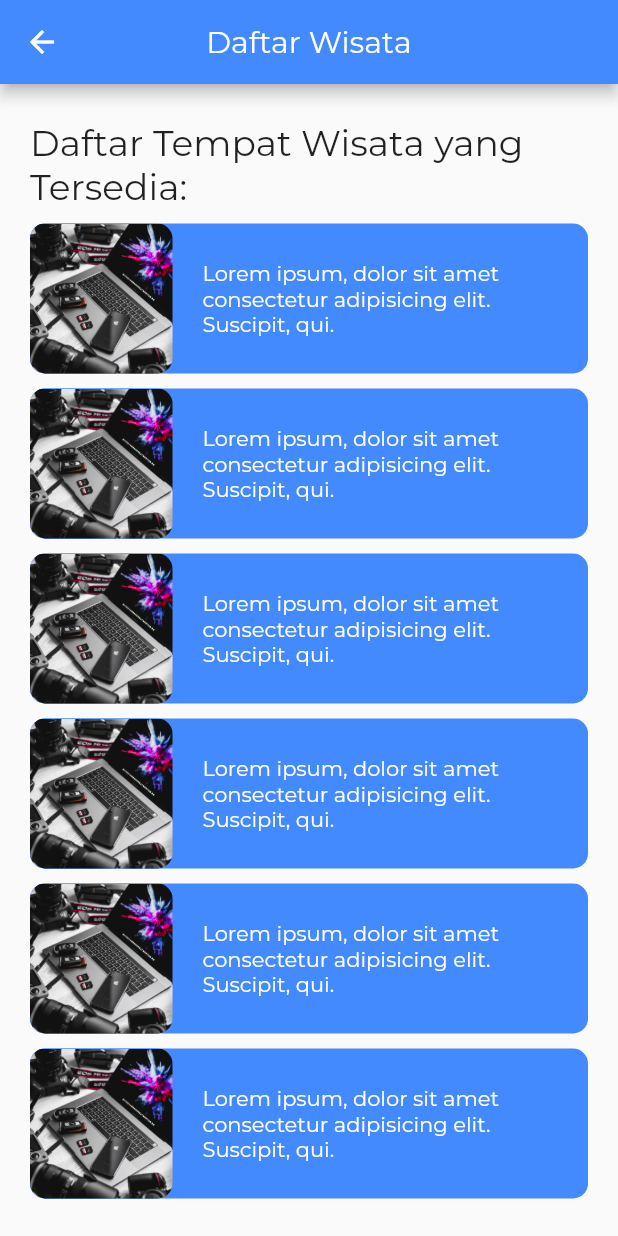
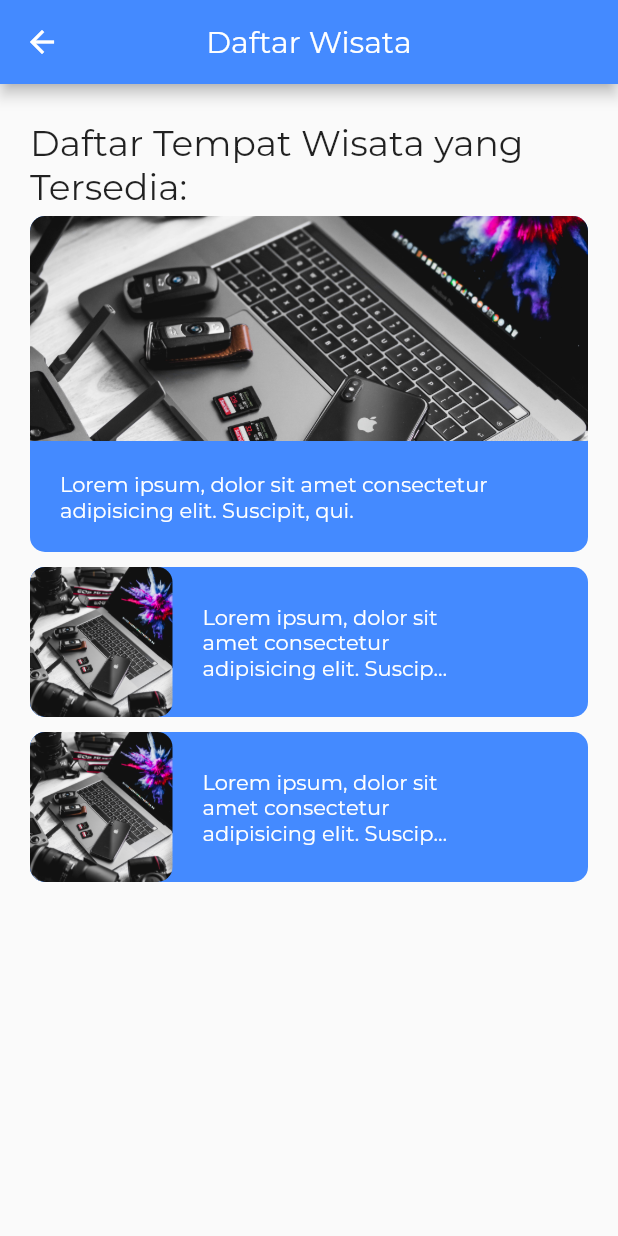
Before and after one commit to MuhammadFarhan200/belajar-flutter-new, a Flutter app: the DaftarWisata screen opened directly, on a phone screen of 412 x 824 dp. Run offline on Flutter 3.47's test engine with Material 2 defaults, Android fonts, the phone set to English and light mode, and no system bars; our stand-ins replace awesome_snackbar_content, google_fonts, rflutter_alert; missing offline and left inert: dart:html, splash_screen_view; network calls fail; project files that could hold a hidden picture were left out.

Commit message:
Edit Tugas/Task 25-10-2022 dan Belajar Menampilkan data API dengan GET HTTP

```diff
--- a/lib/main.dart
+++ b/lib/main.dart
@@ -1,4 +1,6 @@
 import 'package:flutter/material.dart';
+import 'package:movie_apps/ui/contohAPI/contohAPI.dart';
+import 'package:movie_apps/ui/tabNavigation/latihan/daftarWisata.dart';
 import 'package:movie_apps/ui/tabNavigation/latihan/loginScreen.dart';
 import 'package:splash_screen_view/SplashScreenView.dart';
 
@@ -12,7 +14,7 @@ class MyApp extends StatelessWidget {
   @override
   Widget build(BuildContext context) {
     Widget splashScreen = SplashScreenView(
-      navigateRoute: LoginScreen(),
+      navigateRoute: ContohAPI(),
       duration: 3000,
       text: 'Welcome to My App',
       textStyle: TextStyle(fontSize: 30, color: Colors.white),
--- /dev/null
+++ b/lib/ui/contohAPI/contohAPI.dart
@@ -0,0 +1,62 @@
+import 'package:flutter/material.dart';
+import 'package:http/http.dart' as http;
+import 'dart:convert';
+
+class ContohAPI extends StatelessWidget {
+  const ContohAPI({Key? key}) : super(key: key);
+
+  final String apiUrl = 'https://reqres.in/api/users?per_page=15';
+
+  Future<List<dynamic>> _fetchDataUsers() async {
+    var result = await http.get(Uri.parse(apiUrl));
+    return json.decode(result.body)['data'];
+  }
+
+  @override
+  Widget build(BuildContext context) {
+    return Scaffold(
+      appBar: AppBar(
+        title: Text('Belajar GET Http'),
+        centerTitle: true,
+        backgroundColor: Colors.blueAccent,
+      ),
+      body: SafeArea(
+        child: Container(
+          child: FutureBuilder<List<dynamic>>(
+            future: _fetchDataUsers(),
+            builder: (BuildContext context, AsyncSnapshot snapshot) {
+              if (snapshot.hasData) {
+                return ListView.builder(
+                  padding: EdgeInsets.all(10),
+                  itemCount: snapshot.data.length,
+                  itemBuilder: (BuildContext context, int index) {
+                    return ListTile(
+                      leading: CircleAvatar(
+                        radius: 30,
+                        backgroundImage: NetworkImage(
+                          snapshot.data[index]['avatar'],
+                        ),
+                      ),
+                      title: Text(
+                        snapshot.data[index]['first_name'] +
+                            ' ' +
+                            snapshot.data[index]['last_name'],
+                      ),
+                      subtitle: Text(
+                        snapshot.data[index]['email'],
+                      ),
+                    );
+                  },
+                );
+              } else {
+                return Center(
+                  child: CircularProgressIndicator(),
+                );
+              }
+            },
+          ),
+        ),
+      ),
+    );
+  }
+}
--- a/lib/ui/tabNavigation/latihan/daftarWisata.dart
+++ b/lib/ui/tabNavigation/latihan/daftarWisata.dart
@@ -10,7 +10,9 @@ class DaftarWisata extends StatefulWidget {
 class _DaftarWisataState extends State<DaftarWisata> {
   @override
   Widget build(BuildContext context) {
-    var deviceWidth = MediaQuery.of(context).size.width;
+    var widtPadding = MediaQuery.of(context).padding.left +
+        MediaQuery.of(context).padding.right;
+    var deviceWidth = MediaQuery.of(context).size.width - widtPadding;
     return Scaffold(
       appBar: AppBar(
         title: Text('Daftar Wisata'),
@@ -28,8 +30,35 @@ class _DaftarWisataState extends State<DaftarWisata> {
                 style: TextStyle(fontSize: 24),
               ),
             ),
+            ClipRRect(
+              borderRadius: BorderRadius.circular(10),
+              child: Column(
+                children: [
+                  Container(
+                    height: 150,
+                    decoration: BoxDecoration(
+                      color: Colors.blueAccent,
+                      image: DecorationImage(
+                        image: AssetImage('assets/images/technology.jpg'),
+                        fit: BoxFit.cover,
+                      ),
+                    ),
+                  ),
+                  Container(
+                    color: Colors.blueAccent,
+                    padding: EdgeInsets.all(20),
+                    child: Text(
+                      'Lorem ipsum, dolor sit amet consectetur adipisicing elit. Suscipit, qui.',
+                      style: TextStyle(
+                        color: Colors.white,
+                      ),
+                    ),
+                  ),
+                ],
+              ),
+            ),
             Container(
-              margin: EdgeInsets.symmetric(vertical: 5),
+              margin: EdgeInsets.only(top: 10, bottom: 5),
               height: 100,
               decoration: BoxDecoration(
                 color: Colors.blueAccent,
@@ -49,11 +78,15 @@ class _DaftarWisataState extends State<DaftarWisata> {
                     ),
                   ),
                   Container(
-                    width: deviceWidth * 0.6,
+                    width: deviceWidth * 0.5,
                     padding: EdgeInsets.all(20),
                     child: Text(
                       'Lorem ipsum, dolor sit amet consectetur adipisicing elit. Suscipit, qui.',
-                      style: TextStyle(color: Colors.white),
+                      style: TextStyle(
+                        color: Colors.white,
+                      ),
+                      maxLines: 3,
+                      overflow: TextOverflow.ellipsis,
                     ),
                   ),
                 ],
@@ -80,135 +113,15 @@ class _DaftarWisataState extends State<DaftarWisata> {
                     ),
                   ),
                   Container(
-                    width: deviceWidth * 0.6,
+                    width: deviceWidth * 0.5,
                     padding: EdgeInsets.all(20),
                     child: Text(
                       'Lorem ipsum, dolor sit amet consectetur adipisicing elit. Suscipit, qui.',
-                      style: TextStyle(color: Colors.white),
-                    ),
-                  ),
-                ],
-              ),
-            ),
-            Container(
-              margin: EdgeInsets.symmetric(vertical: 5),
-              height: 100,
-              decoration: BoxDecoration(
-                color: Colors.blueAccent,
-                borderRadius: BorderRadius.circular(10),
-              ),
-              child: Row(
-                children: [
-                  Container(
-                    width: 95,
-                    decoration: BoxDecoration(
-                      color: Colors.blueAccent,
-                      borderRadius: BorderRadius.circular(10),
-                      image: DecorationImage(
-                        image: AssetImage('assets/images/technology.jpg'),
-                        fit: BoxFit.cover,
+                      style: TextStyle(
+                        color: Colors.white,
                       ),
-                    ),
-                  ),
-                  Container(
-                    width: deviceWidth * 0.6,
-                    padding: EdgeInsets.all(20),
-                    child: Text(
-                      'Lorem ipsum, dolor sit amet consectetur adipisicing elit. Suscipit, qui.',
-                      style: TextStyle(color: Colors.white),
-                    ),
-                  ),
-                ],
-              ),
-            ),
-            Container(
-              margin: EdgeInsets.symmetric(vertical: 5),
-              height: 100,
-              decoration: BoxDecoration(
-                color: Colors.blueAccent,
-                borderRadius: BorderRadius.circular(10),
-              ),
-              child: Row(
-                children: [
-                  Container(
-                    width: 95,
-                    decoration: BoxDecoration(
-                      color: Colors.blueAccent,
-                      borderRadius: BorderRadius.circular(10),
-                      image: DecorationImage(
-                        image: AssetImage('assets/images/technology.jpg'),
-                        fit: BoxFit.cover,
-                      ),
-                    ),
-                  ),
-                  Container(
-                    width: deviceWidth * 0.6,
-                    padding: EdgeInsets.all(20),
-                    child: Text(
-                      'Lorem ipsum, dolor sit amet consectetur adipisicing elit. Suscipit, qui.',
-                      style: TextStyle(color: Colors.white),
-                    ),
-                  ),
-                ],
-              ),
-            ),
-            Container(
-              margin: EdgeInsets.symmetric(vertical: 5),
-              height: 100,
-              decoration: BoxDecoration(
-                color: Colors.blueAccent,
-                borderRadius: BorderRadius.circular(10),
-              ),
-              child: Row(
-                children: [
-                  Container(
-                    width: 95,
-                    decoration: BoxDecoration(
-                      color: Colors.blueAccent,
-                      borderRadius: BorderRadius.circular(10),
-                      image: DecorationImage(
-                        image: AssetImage('assets/images/technology.jpg'),
-                        fit: BoxFit.cover,
-                      ),
-                    ),
-                  ),
-                  Container(
-                    width: deviceWidth * 0.6,
-                    padding: EdgeInsets.all(20),
-                    child: Text(
-                      'Lorem ipsum, dolor sit amet consectetur adipisicing elit. Suscipit, qui.',
-                      style: TextStyle(color: Colors.white),
-                    ),
-                  ),
-                ],
-              ),
-            ),
-            Container(
-              margin: EdgeInsets.symmetric(vertical: 5),
-              height: 100,
-              decoration: BoxDecoration(
-                color: Colors.blueAccent,
-                borderRadius: BorderRadius.circular(10),
-              ),
-              child: Row(
-                children: [
-                  Container(
-                    width: 95,
-                    decoration: BoxDecoration(
-                      color: Colors.blueAccent,
-                      borderRadius: BorderRadius.circular(10),
-                      image: DecorationImage(
-                        image: AssetImage('assets/images/technology.jpg'),
-                        fit: BoxFit.cover,
-                      ),
-                    ),
-                  ),
-                  Container(
-                    width: deviceWidth * 0.6,
-                    padding: EdgeInsets.all(20),
-                    child: Text(
-                      'Lorem ipsum, dolor sit amet consectetur adipisicing elit. Suscipit, qui.',
-                      style: TextStyle(color: Colors.white),
+                      maxLines: 3,
+                      overflow: TextOverflow.ellipsis,
                     ),
                   ),
                 ],
--- a/lib/ui/tabNavigation/latihan/homeScreen.dart
+++ b/lib/ui/tabNavigation/latihan/homeScreen.dart
@@ -1,7 +1,6 @@
 import 'dart:ui';
 
 import 'package:flutter/material.dart';
-import 'package:movie_apps/ui/gridView/gridViewCount.dart';
 
 class HomeScreen extends StatefulWidget {
   const HomeScreen({Key? key}) : super(key: key);
@@ -67,6 +66,8 @@ class _HomeScreenState extends State<HomeScreen> {
                             child: Text(
                               'Lorem ipsum, dolor sit amet consectetur adipisicing elit. Suscipit, qui.',
                               style: TextStyle(color: Colors.white),
+                              maxLines: 6,
+                              overflow: TextOverflow.ellipsis,
                             ),
                           ),
                         ],
@@ -99,6 +100,8 @@ class _HomeScreenState extends State<HomeScreen> {
                             child: Text(
                               'Lorem ipsum, dolor sit amet consectetur adipisicing elit. Suscipit, qui.',
                               style: TextStyle(color: Colors.white),
+                              maxLines: 6,
+                              overflow: TextOverflow.ellipsis,
                             ),
                           ),
                         ],
@@ -131,6 +134,8 @@ class _HomeScreenState extends State<HomeScreen> {
                             child: Text(
                               'Lorem ipsum, dolor sit amet consectetur adipisicing elit. Suscipit, qui.',
                               style: TextStyle(color: Colors.white),
+                              maxLines: 6,
+                              overflow: TextOverflow.ellipsis,
                             ),
                           ),
                         ],
```
